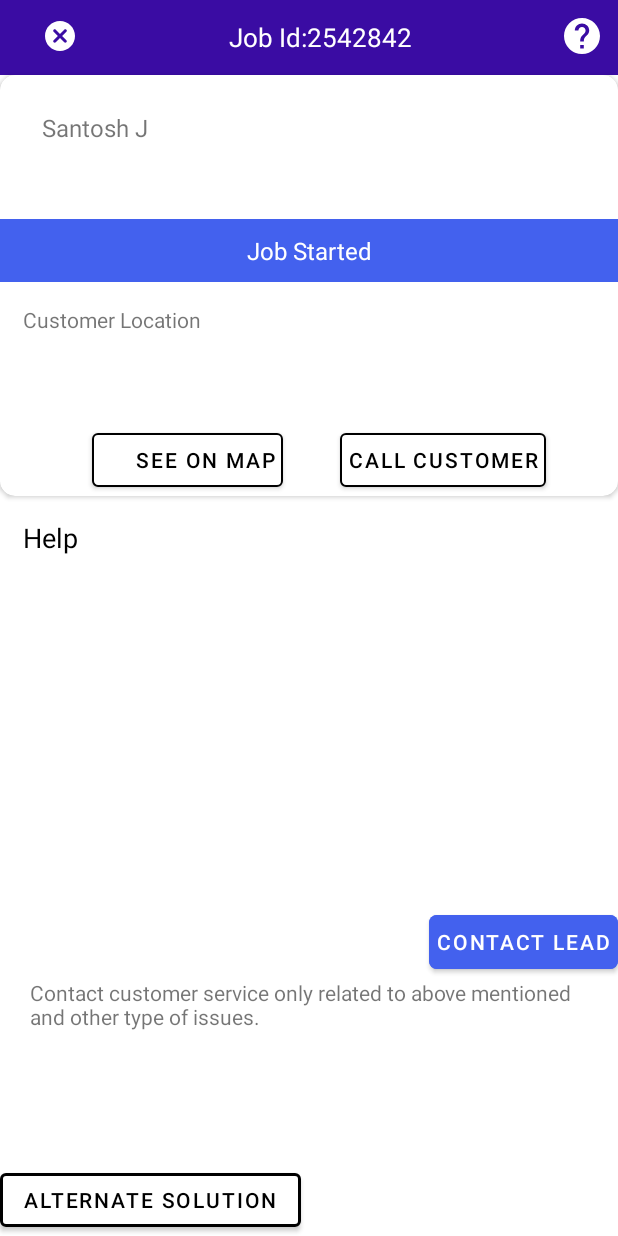
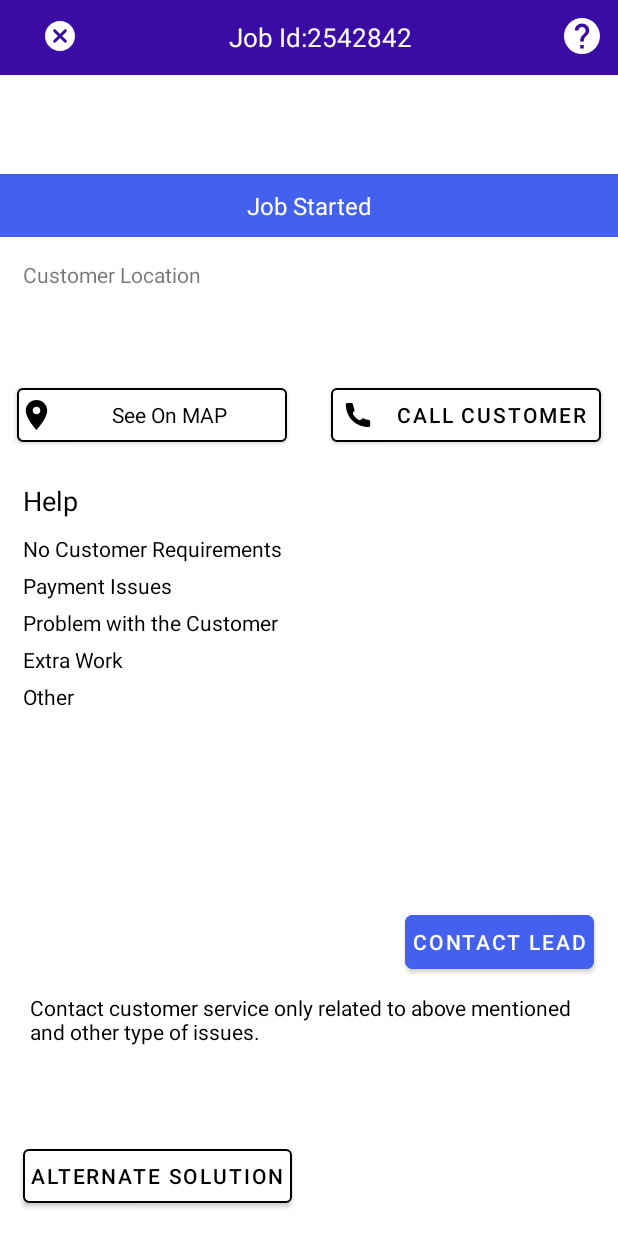
Before and after one commit to AmolPardeshi99/Homify, an Android app: the fragment JobDetailPage shown on its own in the app's theme, on a phone screen of 412 x 824 dp. Run offline under Robolectric (Android 15) with nearby library versions, the phone set to English and light mode, and no system bars; our stand-ins replace data binding.

Commit message:
Connected with firebase

```diff
--- a/app/build.gradle
+++ b/app/build.gradle
@@ -1,6 +1,7 @@
 plugins {
     id 'com.android.application'
     id 'kotlin-android'
+    id 'com.google.gms.google-services'
 }
 
 android {
@@ -52,6 +53,7 @@ dependencies {
     implementation 'androidx.navigation:navigation-fragment-ktx:2.3.5'
     implementation 'androidx.navigation:navigation-ui-ktx:2.3.5'
     implementation 'androidx.navigation:navigation-runtime-ktx:2.3.5'
+    implementation 'com.google.firebase:firebase-auth-ktx:21.0.1'
     testImplementation 'junit:junit:4.+'
     androidTestImplementation 'androidx.test.ext:junit:1.1.3'
     androidTestImplementation 'androidx.test.espresso:espresso-core:3.4.0'
--- /dev/null
+++ b/app/src/main/res/drawable/ic_call_icon.xml
@@ -0,0 +1,9 @@
+<vector xmlns:android="http://schemas.android.com/apk/res/android"
+    android:width="25dp"
+    android:height="24dp"
+    android:viewportWidth="25"
+    android:viewportHeight="24">
+  <path
+      android:pathData="M19.497,20C10.966,20.012 4.491,13.46 4.5,5.003C4.5,4.45 4.948,4 5.5,4H8.14C8.635,4 9.056,4.364 9.129,4.854C9.3031,6.029 9.6449,7.173 10.144,8.251L10.247,8.473C10.3162,8.6224 10.3311,8.7912 10.2891,8.9504C10.2471,9.1096 10.1509,9.2492 10.017,9.345C9.199,9.929 8.887,11.104 9.524,12.02C10.323,13.17 11.33,14.178 12.48,14.977C13.397,15.613 14.572,15.301 15.155,14.484C15.2507,14.3497 15.3904,14.2531 15.5498,14.211C15.7092,14.1688 15.8784,14.1836 16.028,14.253L16.249,14.355C17.327,14.855 18.471,15.197 19.646,15.371C20.136,15.444 20.5,15.865 20.5,16.361V19C20.5,19.1314 20.4741,19.2615 20.4238,19.3829C20.3735,19.5043 20.2997,19.6146 20.2068,19.7075C20.1138,19.8003 20.0034,19.874 19.882,19.9242C19.7606,19.9744 19.6304,20.0001 19.499,20H19.497Z"
+      android:fillColor="#121212"/>
+</vector>
--- a/app/src/main/res/layout/fragment_job_detail_page.xml
+++ b/app/src/main/res/layout/fragment_job_detail_page.xml
@@ -4,7 +4,6 @@
     xmlns:tools="http://schemas.android.com/tools">
 
     <data>
-
         <variable
             name="jobDataModel"
             type="dev.dominators.homify.ui.homepage.diffutil.NewJobData" />
@@ -56,10 +55,10 @@
 
 
         <androidx.cardview.widget.CardView
+            android:id="@+id/jobCard"
             android:layout_width="match_parent"
             android:layout_height="wrap_content"
             app:cardCornerRadius="10dp"
-            android:id="@+id/jobCard"
             app:layout_constraintStart_toStartOf="parent"
             app:layout_constraintTop_toBottomOf="@id/tvToolBarJobDetail">
 
@@ -75,22 +74,50 @@
                     android:layout_height="wrap_content"
                     android:layout_marginStart="28dp"
                     android:layout_marginTop="24dp"
-                    android:text="Santosh J"
-                    android:textSize="16dp"
+                    android:layout_marginBottom="20dp"
+                    android:text="@{jobDataModel.customerName}"
+                    android:textSize="16sp"
+                    app:layout_constraintBottom_toTopOf="@+id/tvJobStarted"
                     app:layout_constraintStart_toStartOf="parent"
                     app:layout_constraintTop_toTopOf="parent" />
+
+                <TextView
+                    android:id="@+id/tvJobTimeJI"
+                    android:layout_width="wrap_content"
+                    android:layout_height="wrap_content"
+                    android:layout_marginEnd="28dp"
+                    android:text="@{jobDataModel.newJobTime}"
+                    android:textSize="15sp"
+                    android:layout_marginTop="10dp"
+                    app:layout_constraintEnd_toEndOf="parent"
+                    app:layout_constraintTop_toTopOf="parent" />
+
+                <TextView
+                    android:id="@+id/tvJobDateJI"
+                    android:layout_width="wrap_content"
+                    android:layout_height="wrap_content"
+                    android:layout_marginEnd="28dp"
+                    android:text="@{jobDataModel.newJobDate}"
+                    android:textSize="15sp"
+                    android:layout_marginBottom="10dp"
+                    android:layout_marginTop="20dp"
+                    app:layout_constraintEnd_toEndOf="parent"
+                    app:layout_constraintBottom_toTopOf="@id/tvJobStarted"
+                     />
+
+
 
                 <TextView
                     android:id="@+id/tvJobStarted"
                     android:layout_width="match_parent"
                     android:layout_height="wrap_content"
-                    android:layout_marginTop="50dp"
+                    android:layout_marginTop="20dp"
                     android:background="@color/supporting_colour2"
                     android:gravity="center"
                     android:padding="10dp"
                     android:text="Job Started"
                     android:textColor="@color/white"
-                    android:textSize="16dp"
+                    android:textSize="16sp"
                     app:layout_constraintStart_toStartOf="parent"
                     app:layout_constraintTop_toBottomOf="@id/tvCustomerNameJI" />
 
@@ -108,84 +135,136 @@
                     android:layout_width="220dp"
                     android:layout_height="wrap_content"
                     android:layout_margin="15dp"
-                    android:layout_marginEnd="10dp"
+                    android:layout_marginStart="8dp"
+                    android:layout_marginTop="12dp"
                     android:inputType="textMultiLine"
                     android:text="@{jobDataModel.customerAdd}"
                     android:textSize="18sp"
                     app:layout_constraintStart_toStartOf="parent"
                     app:layout_constraintTop_toBottomOf="@id/tvCustomerLocation" />
 
-
                 <com.google.android.material.button.MaterialButton
                     android:id="@+id/materialButton2"
-                    android:layout_width="wrap_content"
+                    style="@style/MaterialAlertDialog.MaterialComponents.Title.Icon"
+                    android:layout_width="180dp"
                     android:layout_height="wrap_content"
                     android:layout_marginStart="48dp"
                     android:layout_marginTop="20dp"
                     android:layout_marginEnd="29dp"
+                    android:layout_marginBottom="5dp"
                     android:backgroundTint="@color/white"
                     android:backgroundTintMode="add"
-                    android:drawableStart="@drawable/ic_location_icon"
+                    android:gravity="center"
                     android:padding="5dp"
                     android:text="See On MAP"
                     android:textColor="@color/black"
                     app:icon="@drawable/ic_location_icon"
+                    app:iconTint="@color/black"
+                    app:layout_constraintBottom_toBottomOf="parent"
                     app:layout_constraintEnd_toStartOf="@+id/materialButton"
-                    app:layout_constraintHorizontal_bias="0.619"
                     app:layout_constraintStart_toStartOf="parent"
                     app:layout_constraintTop_toBottomOf="@id/tvCustomerAdd"
                     app:strokeWidth="1dp" />
 
                 <com.google.android.material.button.MaterialButton
                     android:id="@+id/materialButton"
-                    android:layout_width="wrap_content"
+                    android:layout_width="180dp"
                     android:layout_height="wrap_content"
                     android:layout_marginTop="20dp"
                     android:layout_marginEnd="48dp"
+                    android:layout_marginBottom="5dp"
                     android:backgroundTint="@color/white"
                     android:backgroundTintMode="add"
                     android:drawableStart="@drawable/ic_location_icon"
+                    android:padding="5dp"
                     android:text="Call Customer"
                     android:textColor="@color/black"
-                    android:padding="5dp"
+                    app:icon="@drawable/ic_call_icon"
+                    app:iconTint="@color/black"
+                    app:layout_constraintBottom_toBottomOf="parent"
                     app:layout_constraintEnd_toEndOf="parent"
+                    app:layout_constraintStart_toEndOf="@+id/materialButton2"
                     app:layout_constraintTop_toBottomOf="@id/tvCustomerAdd"
+                    app:layout_constraintVertical_bias="0.0"
                     app:strokeWidth="1dp" />
 
             </androidx.constraintlayout.widget.ConstraintLayout>
         </androidx.cardview.widget.CardView>
 
 
-        <com.google.android.material.button.MaterialButton
+        <TextView
+            android:id="@+id/tvHelp"
+            android:layout_width="50dp"
+            android:layout_height="wrap_content"
+            android:layout_margin="15dp"
+            android:text="Help"
+            android:textColor="@color/black"
+            android:textSize="18sp"
+            app:layout_constraintStart_toStartOf="parent"
+            app:layout_constraintTop_toBottomOf="@id/jobCard" />
+
+        <TextView
+            android:id="@+id/tvCustomerReq"
             android:layout_width="wrap_content"
             android:layout_height="wrap_content"
-            android:backgroundTint="@color/white"
-            android:backgroundTintMode="@color/black"
-            android:text="Alternate Solution"
+            android:layout_marginStart="15dp"
+            android:layout_marginTop="10dp"
+            android:layout_marginBottom="5dp"
+            android:text="No Customer Requirements"
             android:textColor="@color/black"
-            app:layout_constraintBottom_toBottomOf="parent"
             app:layout_constraintStart_toStartOf="parent"
-            app:strokeColor="@color/black"
-            app:strokeWidth="2dp"
-
-            />
+            app:layout_constraintTop_toBottomOf="@id/tvHelp" />
 
         <TextView
-            android:layout_width="50dp"
+            android:id="@+id/tvPaymentIssue"
+            android:layout_width="wrap_content"
             android:layout_height="wrap_content"
-            android:text="Help"
-            android:textSize="18sp"
+            android:layout_marginVertical="5dp"
+            android:layout_marginStart="15dp"
+            android:text="Payment Issues"
+            android:textColor="@color/black"
             app:layout_constraintStart_toStartOf="parent"
-            android:layout_margin="15dp"
+            app:layout_constraintTop_toBottomOf="@id/tvCustomerReq" />
+
+        <TextView
+            android:id="@+id/tvProblemWithCustomer"
+            android:layout_width="wrap_content"
+            android:layout_height="wrap_content"
+            android:layout_marginVertical="5dp"
+            android:layout_marginStart="15dp"
+            android:text="Problem with the Customer"
             android:textColor="@color/black"
-            app:layout_constraintTop_toBottomOf="@id/jobCard"/>
+            app:layout_constraintStart_toStartOf="parent"
+            app:layout_constraintTop_toBottomOf="@id/tvPaymentIssue" />
 
+        <TextView
+            android:id="@+id/tvExtraWork"
+            android:layout_width="wrap_content"
+            android:layout_height="wrap_content"
+            android:layout_marginVertical="5dp"
+            android:layout_marginStart="15dp"
+            android:text="Extra Work"
+            android:textColor="@color/black"
+            app:layout_constraintStart_toStartOf="parent"
+            app:layout_constraintTop_toBottomOf="@id/tvProblemWithCustomer" />
+
+        <TextView
+            android:id="@+id/tvOther"
+            android:layout_width="wrap_content"
+            android:layout_height="wrap_content"
+            android:layout_marginVertical="5dp"
+            android:layout_marginStart="15dp"
+            android:text="Other"
+            android:textColor="@color/black"
+            app:layout_constraintStart_toStartOf="parent"
+            app:layout_constraintTop_toBottomOf="@id/tvExtraWork" />
 
 
         <com.google.android.material.button.MaterialButton
             android:id="@+id/btnContactLead"
             android:layout_width="wrap_content"
             android:layout_height="wrap_content"
+            android:layout_marginEnd="16dp"
             android:layout_marginBottom="172dp"
             android:backgroundTint="@color/supporting_colour2"
             android:backgroundTintMode="add"
@@ -195,15 +274,30 @@
             app:layout_constraintBottom_toBottomOf="parent"
             app:layout_constraintEnd_toEndOf="parent" />
 
-
         <TextView
             android:layout_width="match_parent"
             android:layout_height="wrap_content"
             android:layout_marginHorizontal="20dp"
+            android:layout_marginTop="10dp"
             android:text="Contact customer service only related to above mentioned and other type of issues."
+            android:textColor="@color/black"
             app:layout_constraintStart_toStartOf="parent"
             app:layout_constraintTop_toBottomOf="@id/btnContactLead" />
 
+        <com.google.android.material.button.MaterialButton
+            android:layout_width="wrap_content"
+            android:layout_height="wrap_content"
+            android:layout_marginStart="15dp"
+            android:layout_marginBottom="16dp"
+            android:backgroundTint="@color/white"
+            android:backgroundTintMode="@color/black"
+            android:padding="5dp"
+            android:text="Alternate Solution"
+            android:textColor="@color/black"
+            app:layout_constraintBottom_toBottomOf="parent"
+            app:layout_constraintStart_toStartOf="parent"
+            app:strokeColor="@color/black"
+            app:strokeWidth="1dp" />
 
     </androidx.constraintlayout.widget.ConstraintLayout>
 </layout>
--- a/build.gradle
+++ b/build.gradle
@@ -7,6 +7,7 @@ buildscript {
     dependencies {
         classpath "com.android.tools.build:gradle:7.0.1"
         classpath 'org.jetbrains.kotlin:kotlin-gradle-plugin:1.5.31'
+        classpath 'com.google.gms:google-services:4.3.10'
 
         // NOTE: Do not place your application dependencies here; they belong
         // in the individual module build.gradle files
```
Also changed, not shown: 1 other file.
